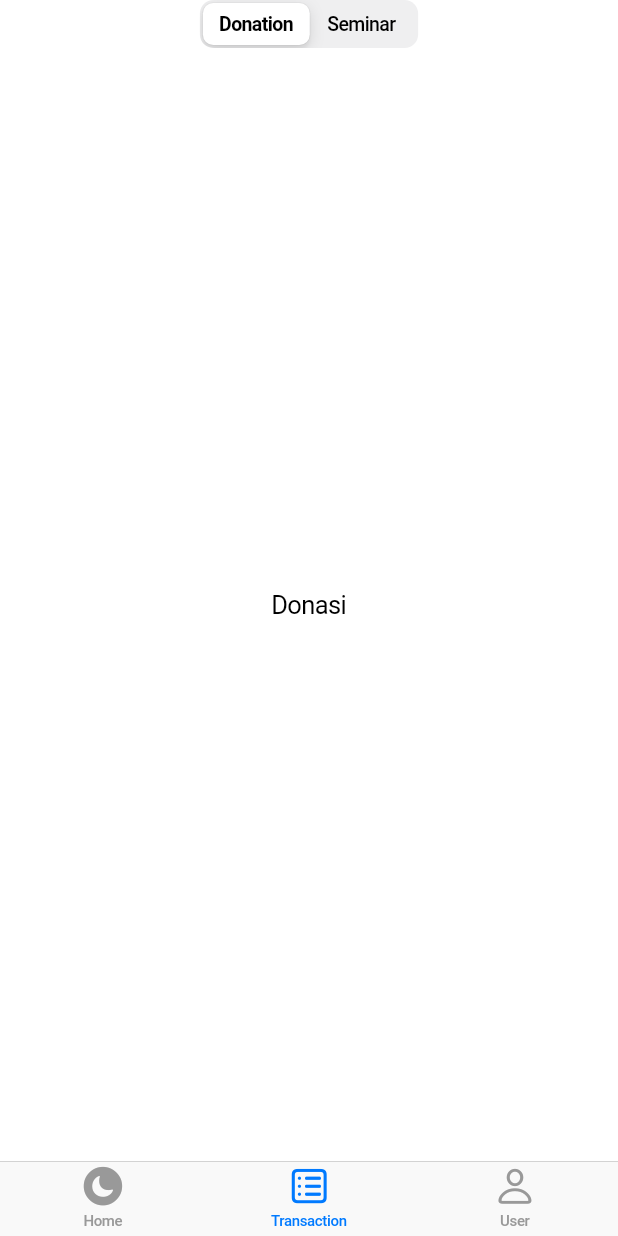
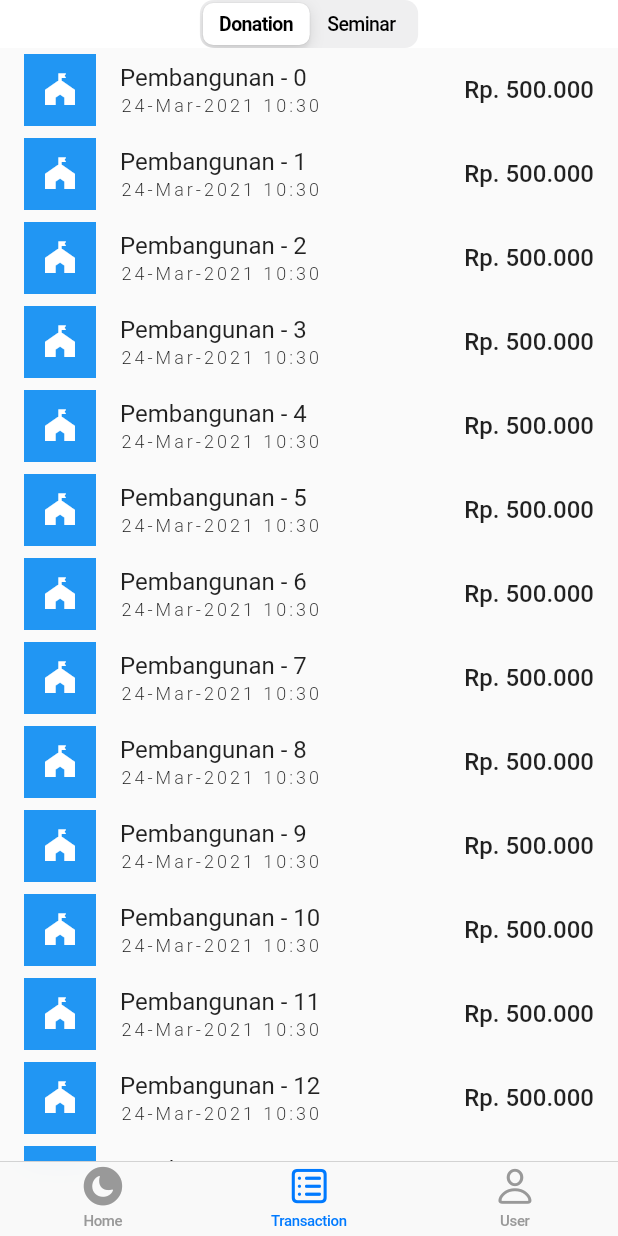
Before and after one commit to alifgiant/al-ishlah-app, a Flutter app: the screen it shows after launch, item 2 of the bottom bar chosen, on a phone screen of 412 x 824 dp. Run offline on Flutter 3.47's test engine with Material 2 defaults, Android fonts, the light colour scheme and no system bars.

Commit message:
add item to donation page

```diff
--- a/lib/page/transaction/trx_donation_page.dart
+++ b/lib/page/transaction/trx_donation_page.dart
@@ -1,5 +1,7 @@
 import 'package:al_ishlah_app/page/main_tab.dart';
 import 'package:flutter/cupertino.dart';
+import 'package:flutter/material.dart';
+import 'package:intl/intl.dart';
 
 class TrxDonationTab implements TabData {
   @override
@@ -20,6 +22,42 @@ class TrxDonationPage extends StatefulWidget {
 class _TrxDonationPageState extends State<TrxDonationPage> {
   @override
   Widget build(BuildContext context) {
-    return Center(child: Text('Donasi'));
+    return Material(
+      child: ListView.builder(
+        itemCount: 21,
+        itemBuilder: (ctx, i) {
+          final time = DateFormat('dd-MMM-yyyy HH:mm');
+          return ListTile(
+            leading: Container(
+              color: Colors.blue,
+              padding: const EdgeInsets.all(12),
+              child: Icon(Icons.festival, color: Colors.white),
+            ),
+            title: Column(
+              crossAxisAlignment: CrossAxisAlignment.start,
+              children: [
+                Text(
+                  'Pembangunan - $i',
+                  style: TextStyle(fontSize: 16),
+                ),
+                Container(height: 2),
+                Text(
+                  '${time.format(DateTime.now())}',
+                  style: TextStyle(
+                    fontSize: 12,
+                    fontWeight: FontWeight.w300,
+                    letterSpacing: 2,
+                  ),
+                ),
+              ],
+            ),
+            trailing: Text(
+              'Rp. 500.000',
+              style: TextStyle(fontSize: 16, fontWeight: FontWeight.w500),
+            ),
+          );
+        },
+      ),
+    );
   }
 }
--- a/lib/page/transaction/trx_seminar_page.dart
+++ b/lib/page/transaction/trx_seminar_page.dart
@@ -20,6 +20,13 @@ class TrxSeminarPage extends StatefulWidget {
 class _TrxSeminarPageState extends State<TrxSeminarPage> {
   @override
   Widget build(BuildContext context) {
-    return Center(child: Text('Donasi'));
+    return ListView.builder(
+      itemCount: 21,
+      itemBuilder: (ctx, i) {
+        return Center(
+          child: Text('Seminar $i'),
+        );
+      },
+    );
   }
 }
--- a/pubspec.yaml
+++ b/pubspec.yaml
@@ -23,6 +23,7 @@ environment:
 dependencies:
   flutter:
     sdk: flutter
+  intl: ^0.17.0
 
 
   # The following adds the Cupertino Icons font to your application.
```
Also changed, not shown: pubspec.lock.
